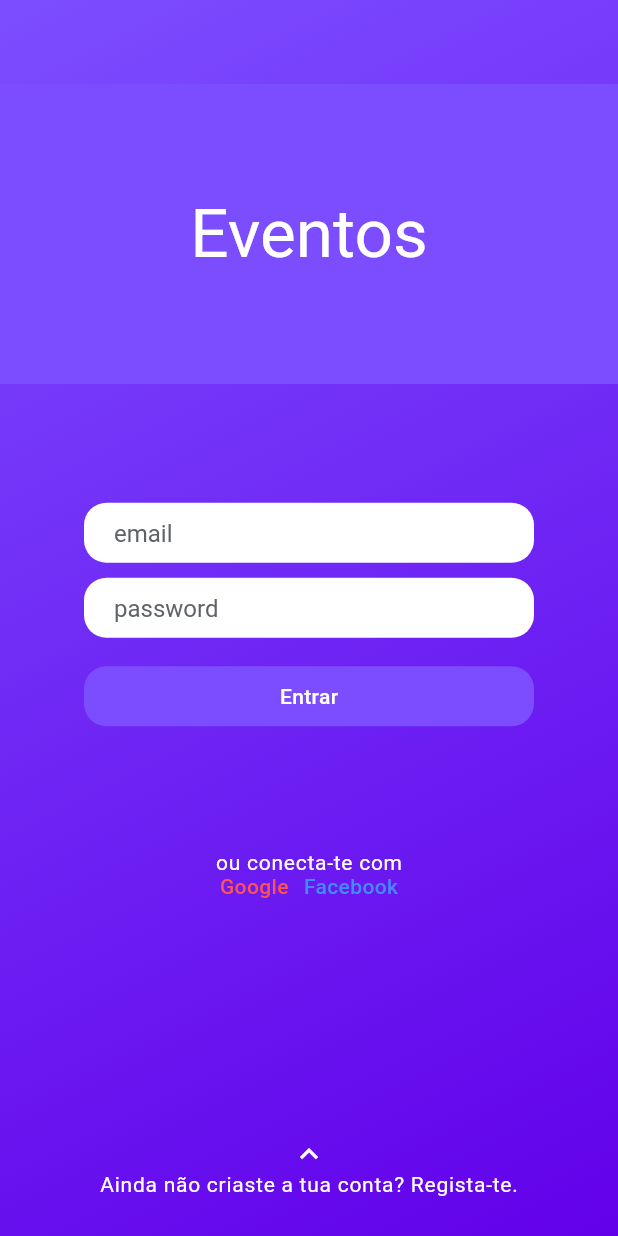
After one commit to ggalambas/events, a Flutter app: the screen it shows after launch, on a phone screen of 412 x 824 dp. The commit adds this screen. Run offline on Flutter 3.47's test engine with Material 2 defaults, Android fonts, the phone set to English and light mode, and no system bars; our stand-ins replace auto_route, cloud_firestore, dartz, firebase_core, freezed_annotation, get_it and 3 more; missing offline and left inert: flutter_statusbarcolor; accounts and stored records are empty; generated files the repository leaves out were written again; statements that could not run were skipped.

Commit message:
log in screen

```diff
--- a/lib/config/routes/router.dart
+++ b/lib/config/routes/router.dart
@@ -1,6 +1,8 @@
 import 'package:auto_route/auto_route_annotations.dart';
 import 'package:events/ui/screens/events_view.dart';
+import 'package:events/ui/screens/login_screen.dart';
 import 'package:events/ui/screens/regions_view.dart';
+import 'package:events/ui/screens/register_screen.dart';
 import 'package:events/ui/screens/splash_screen.dart';
 
 //* ExtendedNavigator.root.pushHome
@@ -10,6 +12,8 @@ import 'package:events/ui/screens/splash_screen.dart';
   generateNavigationHelperExtension: true,
   routes: [
     MaterialRoute(page: SplashScreen, initial: true),
+    MaterialRoute(page: LoginScreen),
+    MaterialRoute(page: RegisterScreen),
     MaterialRoute(page: RegionsView),
     MaterialRoute(page: EventsView),
   ],
--- /dev/null
+++ b/lib/ui/screens/login_screen.dart
@@ -0,0 +1,156 @@
+import 'package:auto_route/auto_route.dart';
+import 'package:events/config/constants.dart';
+import 'package:events/config/routes/router.gr.dart';
+import 'package:flutter/material.dart';
+import 'package:flutter_statusbarcolor/flutter_statusbarcolor.dart';
+
+class LoginScreen extends StatelessWidget {
+  // TODO: Change notification bar text color
+  //? to match the onPrimary color in this page
+
+  @override
+  Widget build(BuildContext context) {
+    FlutterStatusbarcolor.setStatusBarWhiteForeground(false);
+    final ThemeData theme = Theme.of(context);
+    return Container(
+      decoration: BoxDecoration(
+        gradient: LinearGradient(
+          begin: Alignment.topLeft,
+          end: Alignment.bottomRight,
+          colors: [
+            theme.colorScheme.primary,
+            theme.colorScheme.primaryVariant,
+          ],
+        ),
+      ),
+      child: Scaffold(
+        resizeToAvoidBottomInset: false, //!
+        appBar: AppBar(
+          elevation: 0,
+          backgroundColor: Colors.transparent,
+        ),
+        backgroundColor: Colors.transparent,
+        body: Column(
+          children: [
+            // TODO: Swap with logo or app name
+            Container(
+              height: 200,
+              color: theme.colorScheme.primary,
+              child: Center(
+                  child: Text('Eventos', style: theme.textTheme.headline3)),
+            ),
+            Spacer(flex: 3),
+            Column(
+              // mainAxisAlignment: MainAxisAlignment.spaceBetween,
+              children: [
+                Container(
+                  height: 40,
+                  width: 300,
+                  decoration: BoxDecoration(
+                    color: theme.colorScheme.surface,
+                    borderRadius: BorderRadius.circular(kBorderRadiusBig),
+                  ),
+                  padding: EdgeInsets.symmetric(horizontal: 20),
+                  child: TextField(
+                    style: TextStyle(color: theme.colorScheme.onSurface),
+                    cursorColor: theme.colorScheme.primary,
+                    keyboardType: TextInputType.emailAddress,
+                    decoration: InputDecoration(
+                      hintText: 'email',
+                      hintStyle: TextStyle(
+                        color: theme.colorScheme.onBackground,
+                      ),
+                      border: InputBorder.none,
+                    ),
+                  ),
+                ),
+                SizedBox(height: 10),
+                Container(
+                  height: 40,
+                  width: 300,
+                  decoration: BoxDecoration(
+                    color: theme.colorScheme.surface,
+                    borderRadius: BorderRadius.circular(kBorderRadiusBig),
+                  ),
+                  padding: EdgeInsets.symmetric(horizontal: 20),
+                  child: TextField(
+                    obscureText: true, //!
+                    style: TextStyle(color: theme.colorScheme.onSurface),
+                    cursorColor: theme.colorScheme.primary,
+                    keyboardType: TextInputType.text, //!
+                    decoration: InputDecoration(
+                      hintText: 'password', //!
+                      hintStyle: TextStyle(
+                        color: theme.colorScheme.onBackground,
+                      ),
+                      border: InputBorder.none,
+                    ),
+                  ),
+                ),
+                SizedBox(height: 15),
+                FlatButton(
+                  height: 40,
+                  minWidth: 300,
+                  onPressed: () {},
+                  color: theme.colorScheme.primary,
+                  shape: RoundedRectangleBorder(
+                    borderRadius: BorderRadius.circular(kBorderRadiusBig),
+                  ),
+                  child: Text('Entrar', style: theme.textTheme.button),
+                ),
+              ],
+            ),
+            Spacer(flex: 3),
+            Column(
+              children: [
+                Text(
+                  'ou conecta-te com',
+                  style: theme.textTheme.bodyText1.copyWith(
+                    color: theme.colorScheme.onPrimary,
+                  ),
+                ),
+                Row(
+                  mainAxisAlignment: MainAxisAlignment.center,
+                  children: [
+                    Text(
+                      'Google',
+                      style: theme.textTheme.bodyText2.copyWith(
+                        color: Colors.redAccent,
+                      ),
+                    ),
+                    SizedBox(width: 10),
+                    Text(
+                      'Facebook',
+                      style: theme.textTheme.bodyText2.copyWith(
+                        color: Colors.blueAccent,
+                      ),
+                    ),
+                  ],
+                ),
+              ],
+            ),
+            Spacer(flex: 6),
+            GestureDetector(
+              onTap: () => ExtendedNavigator.root.push(Routes.registerScreen),
+              child: Column(
+                children: [
+                  Icon(
+                    Icons.keyboard_arrow_up,
+                    color: theme.colorScheme.onPrimary,
+                  ),
+                  Text(
+                    "Ainda não criaste a tua conta? Regista-te.",
+                    style: theme.textTheme.bodyText1.copyWith(
+                      color: theme.colorScheme.onPrimary,
+                    ),
+                  ),
+                ],
+              ),
+            ),
+            Spacer(),
+          ],
+        ),
+      ),
+    );
+  }
+}
--- /dev/null
+++ b/lib/ui/screens/register_screen.dart
@@ -0,0 +1,40 @@
+import 'package:auto_route/auto_route.dart';
+import 'package:events/config/constants.dart';
+import 'package:events/config/routes/router.gr.dart';
+import 'package:flutter/material.dart';
+
+class RegisterScreen extends StatelessWidget {
+  // TODO: Change notification bar text color (and navbar icon theme)
+  //? to match the onPrimary color in this page
+
+  @override
+  Widget build(BuildContext context) {
+    final ThemeData theme = Theme.of(context);
+    return Container(
+      decoration: BoxDecoration(
+        gradient: LinearGradient(
+          begin: Alignment.topLeft,
+          end: Alignment.bottomRight,
+          colors: [
+            theme.colorScheme.primary,
+            theme.colorScheme.primaryVariant,
+          ],
+        ),
+      ),
+      child: Scaffold(
+        appBar: AppBar(
+          elevation: 0,
+          backgroundColor: Colors.transparent,
+        ),
+        backgroundColor: Colors.transparent,
+        body: Column(
+          mainAxisAlignment: MainAxisAlignment.spaceAround,
+          children: [
+            // TODO: Swap with logo or app name
+            Text('Register', style: theme.textTheme.headline3),
+          ],
+        ),
+      ),
+    );
+  }
+}
--- a/lib/ui/screens/splash_screen.dart
+++ b/lib/ui/screens/splash_screen.dart
@@ -11,7 +11,7 @@ class _SplashScreenState extends State<SplashScreen> {
   @override
   void initState() {
     super.initState();
-    ExtendedNavigator.root.replace(Routes.regionsView);
+    ExtendedNavigator.root.replace(Routes.loginScreen);
   }
 
   @override
```
Also changed, not shown: lib/config/routes/router.gr.dart.
